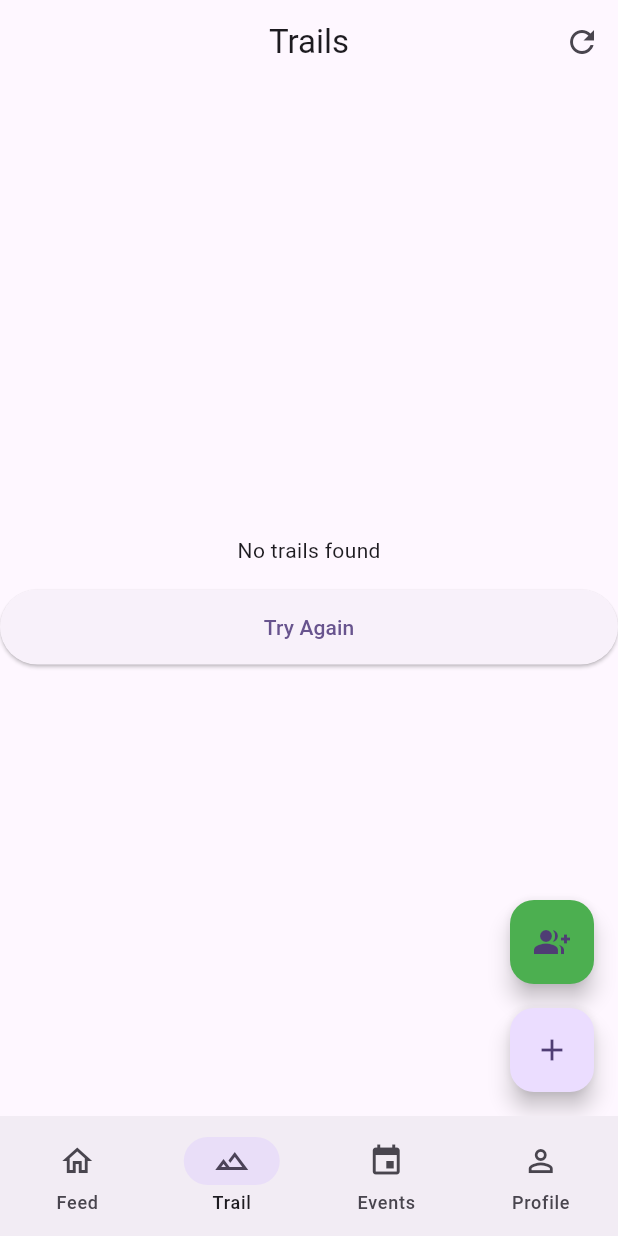
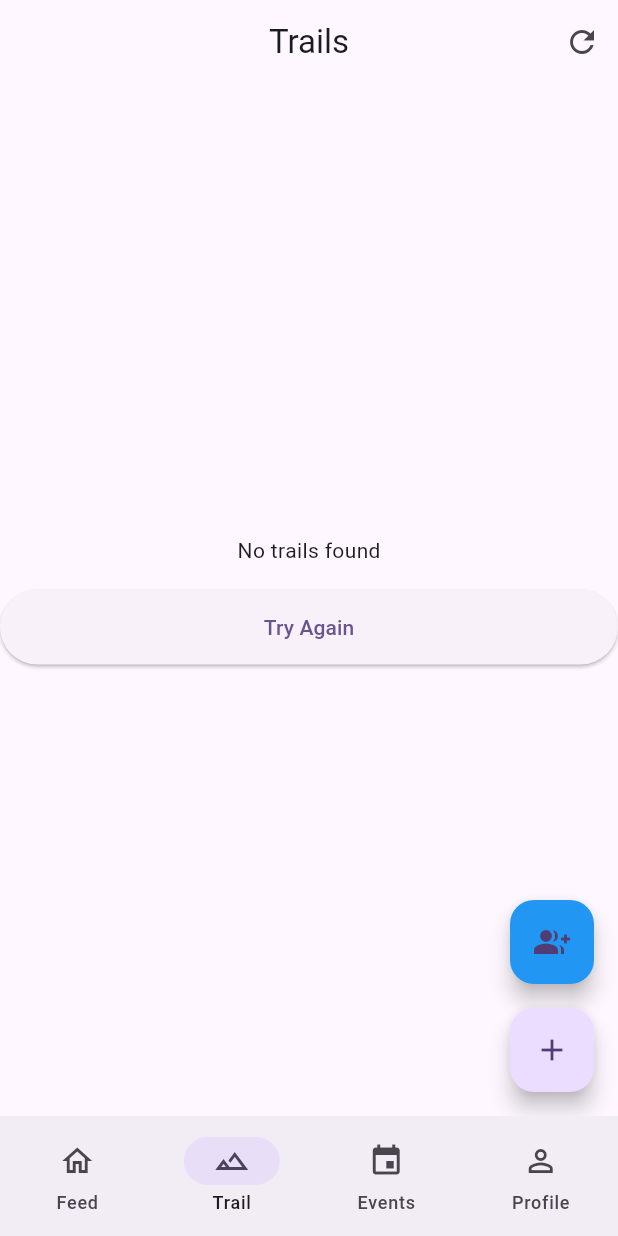
Before and after one commit to ausmatths/hiker_connect, a Flutter app: the screen it shows once a user with an empty profile is signed in, item 2 of the bottom bar chosen, on a phone screen of 412 x 824 dp. Run offline on Flutter 3.47's test engine with Material 3 defaults, Android fonts, the phone set to English and light mode, and no system bars; our stand-ins replace cloud_firestore, firebase_auth, firebase_core, google_sign_in, hive, image_picker and 5 more; missing offline and left inert: device_calendar, firebase_app_check; accounts and stored records are empty; statements that could not run were skipped.

Commit message:
modified the join button

```diff
--- a/lib/screens/trails/trail_list_screen.dart
+++ b/lib/screens/trails/trail_list_screen.dart
@@ -740,7 +740,7 @@ class TrailListScreenState extends State<TrailListScreen> {
           FloatingActionButton(
             heroTag: 'joinBtn',
             onPressed: _showJoinDialog,
-            backgroundColor: Colors.green,
+            backgroundColor: Colors.blue,
             child: const Icon(Icons.group_add),
             tooltip: 'Join a Trail with URL',
           ),
```
